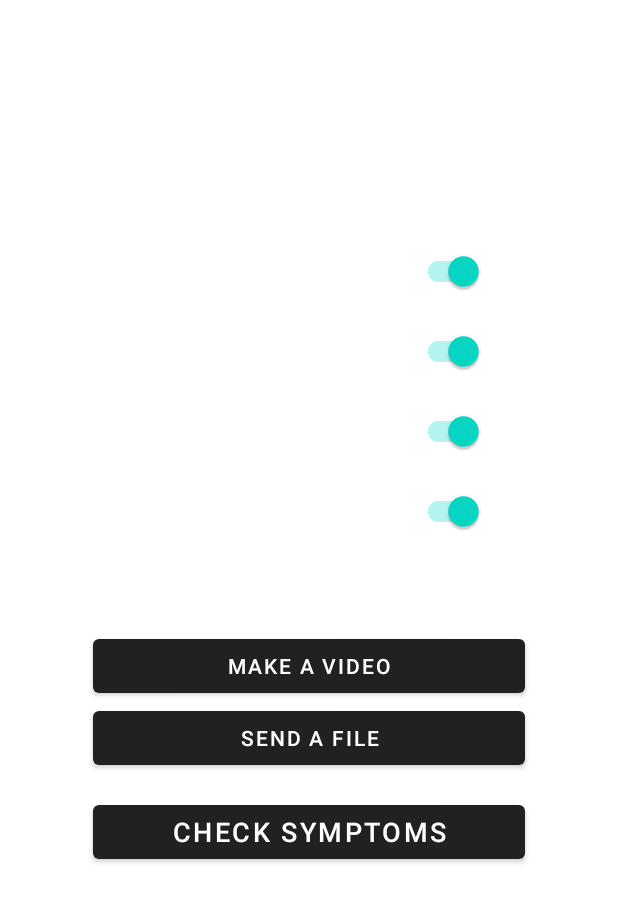
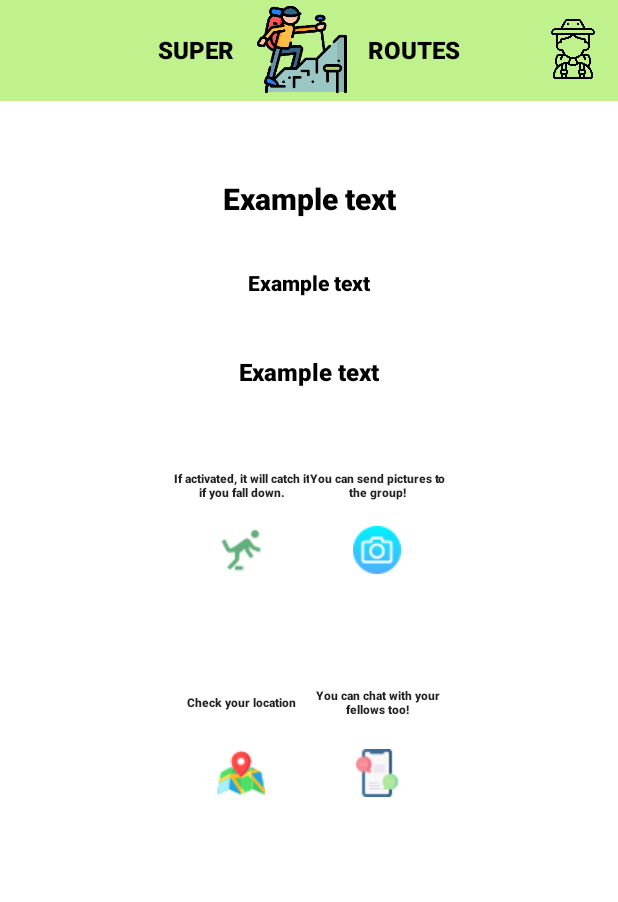
Before and after one commit to JulioEscuderoCuesta/SuperRoutes, an Android app: the layout activity_menu_senderist_in_route.xml on its own in the app's theme, with its tools: preview values and no code run, on a phone screen of 412 x 824 dp. Shown: the top 902 px of the screen. Run offline under Robolectric (Android 15) with nearby library versions, the phone set to English and light mode, and no system bars.

Commit message:
Primer prototipo de intefaz del senderista cuando comienza la ruta. Si pulsa el icono de maps se abre maps. También se incluye el acelerómetro (falta desactivarlo y cambiar el icono)

```diff
--- a/app/src/main/java/com/example/superroutes/model/RouteProposal.java
+++ b/app/src/main/java/com/example/superroutes/model/RouteProposal.java
@@ -2,6 +2,7 @@ package com.example.superroutes.model;
 
 import com.google.firebase.database.Exclude;
 
+import java.io.Serializable;
 import java.time.LocalDate;
 import java.time.format.DateTimeFormatter;
 import java.util.ArrayList;
@@ -9,7 +10,7 @@ import java.util.HashMap;
 import java.util.Map;
 import java.util.Objects;
 
-public class RouteProposal{
+public class RouteProposal implements Serializable {
 
     private String routeId;
     private LocalDate whichDay;
--- a/app/src/main/res/layout/activity_menu_senderist_in_route.xml
+++ b/app/src/main/res/layout/activity_menu_senderist_in_route.xml
@@ -4,81 +4,164 @@
     xmlns:tools="http://schemas.android.com/tools"
     android:layout_width="match_parent"
     android:layout_height="match_parent"
-    tools:context=".Menu">
+    tools:context=".RouteStarted">
+
+    <include
+        android:id="@+id/toolbar"
+        layout="@layout/toolbar" />
 
     <TextView
-        android:id="@+id/route_title"
+        android:id="@+id/route_title_in_menu_senerist_in_route"
+        style="@style/textViewMediumTextStyle"
         android:layout_width="wrap_content"
         android:layout_height="wrap_content"
-        android:textSize="32sp"
+        android:text="Example text"
         android:textColor="@color/black"
-        app:layout_constraintBottom_toTopOf="@+id/guideline_first_vertical"
-        app:layout_constraintEnd_toStartOf="@+id/guideline_margin_right"
-        app:layout_constraintStart_toStartOf="@+id/guideline_margin_left"
-        app:layout_constraintTop_toTopOf="parent" />
+        app:layout_constraintBottom_toTopOf="@+id/guideline_first_horizontal"
+        app:layout_constraintEnd_toEndOf="parent"
+        app:layout_constraintStart_toStartOf="parent"
+        app:layout_constraintTop_toTopOf="@+id/guideline_header_horizontal" />
 
-    <ListView
-        android:id="@+id/items_list"
-        android:layout_width="0dp"
-        android:layout_height="0dp"
-        app:layout_constraintBottom_toTopOf="@+id/guideline_second_vertical"
-        app:layout_constraintEnd_toEndOf="@+id/options_list_margin_right"
-        app:layout_constraintStart_toStartOf="@+id/guideline_margin_left"
-        app:layout_constraintTop_toTopOf="@+id/guideline_first_vertical" />
+    <TextView
+        android:id="@+id/date_of_route_in_menu_senerist_in_route"
+        style="@style/textViewApplication14dpStyle"
+        android:layout_width="wrap_content"
+        android:layout_height="wrap_content"
+        android:text="Example text"
+        android:textColor="@color/black"
+        app:layout_constraintBottom_toTopOf="@+id/guideline_first_horizontal"
+        app:layout_constraintEnd_toEndOf="parent"
+        app:layout_constraintStart_toStartOf="parent" />
 
-    <Button
-        android:id="@+id/make_video"
+    <TextView
+        android:id="@+id/time_spent_in_menu_senerist_in_route"
+        style="@style/textViewApplicationTitleStyle"
+        android:layout_width="wrap_content"
+        android:layout_height="wrap_content"
+        android:text="Example text"
+        app:layout_constraintBottom_toTopOf="@+id/guideline_second_horizontal"
+        app:layout_constraintEnd_toEndOf="parent"
+        app:layout_constraintStart_toStartOf="parent"
+        app:layout_constraintTop_toTopOf="@+id/guideline_first_horizontal" />
+
+    <TextView
+        android:id="@+id/chat_icon_explained_in_menu_senerist_in_route"
+        style="@style/textViewTinyTextStyle"
         android:layout_width="0dp"
         android:layout_height="wrap_content"
-        android:layout_marginTop="8dp"
-        android:onClick="notImplementedYet"
-        android:text="@string/make_video"
-        android:textColor="@color/white"
+        android:gravity="center"
+        android:text="@string/chat_icon_explained_in_menu_senerist_in_route"
+        app:layout_constraintBottom_toTopOf="@+id/chat_icon_in_menu_senderist_in_route2"
         app:layout_constraintEnd_toStartOf="@+id/guideline_margin_right"
-        app:layout_constraintHorizontal_bias="0.449"
-        app:layout_constraintStart_toStartOf="@+id/guideline_margin_left"
-        app:layout_constraintTop_toTopOf="@+id/guideline_second_vertical" />
+        app:layout_constraintStart_toStartOf="@+id/guideline_middle_vertical"
+        app:layout_constraintTop_toTopOf="@+id/guideline_third_horizontal" />
 
-    <Button
-        android:id="@+id/send_file"
+    <ImageView
+        android:id="@+id/chat_icon_in_menu_senderist_in_route2"
+        android:layout_width="wrap_content"
+        android:layout_height="wrap_content"
+        android:src="@drawable/chat32x32"
+        app:layout_constraintBottom_toTopOf="@+id/guideline_fourth_horizontal"
+        app:layout_constraintEnd_toStartOf="@+id/guideline_margin_right"
+        app:layout_constraintStart_toStartOf="@+id/guideline_middle_vertical"
+        app:layout_constraintTop_toTopOf="@+id/guideline_third_horizontal" />
+
+    <TextView
+        android:id="@+id/gps_icon_explained_in_menu_senerist_in_route"
+        style="@style/textViewTinyTextStyle"
         android:layout_width="0dp"
         android:layout_height="wrap_content"
-        android:onClick="notImplementedYet"
-        android:text="@string/send_file"
-        android:textColor="@color/white"
-        app:layout_constraintEnd_toStartOf="@+id/guideline_margin_right"
+        android:gravity="center"
+        android:text="@string/gps_icon_explained_in_menu_senerist_in_route"
+        app:layout_constraintBottom_toTopOf="@+id/gps_icon_in_menu_senderist_in_route"
+        app:layout_constraintEnd_toStartOf="@+id/guideline_middle_vertical"
         app:layout_constraintStart_toStartOf="@+id/guideline_margin_left"
-        app:layout_constraintTop_toBottomOf="@+id/make_video" />
+        app:layout_constraintTop_toTopOf="@+id/guideline_third_horizontal" />
 
-    <Button
-        android:id="@+id/check_symptoms"
+    <ImageView
+        android:id="@+id/gps_icon_in_menu_senderist_in_route"
+        android:layout_width="wrap_content"
+        android:layout_height="wrap_content"
+        android:src="@drawable/map32x32"
+        app:layout_constraintBottom_toTopOf="@+id/guideline_fourth_horizontal"
+        app:layout_constraintEnd_toStartOf="@+id/guideline_middle_vertical"
+        app:layout_constraintStart_toStartOf="@+id/guideline_margin_left"
+        app:layout_constraintTop_toTopOf="@+id/guideline_third_horizontal" />
+
+    <TextView
+        android:id="@+id/accelerometer_icon_explained_in_menu_senerist_in_route"
+        style="@style/textViewTinyTextStyle"
         android:layout_width="0dp"
         android:layout_height="wrap_content"
-        android:onClick="notImplementedYet"
-        android:text="@string/check_symptoms"
-        android:textColor="@color/white"
-        android:textSize="18sp"
-        app:layout_constraintBottom_toTopOf="@+id/guideline_fourth_vertical"
+        android:gravity="center"
+        android:text="@string/accelerometer_icon_explained_in_menu_senerist_in_route"
+        app:layout_constraintBottom_toTopOf="@+id/accelerometer_icon_in_menu_senderist_in_route"
+        app:layout_constraintEnd_toStartOf="@+id/guideline_middle_vertical"
+        app:layout_constraintStart_toStartOf="@+id/guideline_margin_left"
+        app:layout_constraintTop_toTopOf="@+id/guideline_second_horizontal" />
+
+    <ImageView
+        android:id="@+id/accelerometer_icon_in_menu_senderist_in_route"
+        android:layout_width="wrap_content"
+        android:layout_height="wrap_content"
+        android:src="@drawable/fall32x32"
+        app:layout_constraintBottom_toTopOf="@+id/guideline_third_horizontal"
+        app:layout_constraintEnd_toStartOf="@+id/guideline_middle_vertical"
+        app:layout_constraintStart_toStartOf="@+id/guideline_margin_left"
+        app:layout_constraintTop_toTopOf="@+id/guideline_second_horizontal" />
+
+    <TextView
+        android:id="@+id/camera_icon_explained_in_menu_senerist_in_route"
+        style="@style/textViewTinyTextStyle"
+        android:layout_width="0dp"
+        android:layout_height="wrap_content"
+        android:gravity="center"
+        android:text="@string/camera_icon_explained_in_menu_senerist_in_route"
+        app:layout_constraintBottom_toTopOf="@+id/camera_icon_in_menu_senderist_in_route"
         app:layout_constraintEnd_toStartOf="@+id/guideline_margin_right"
-        app:layout_constraintStart_toStartOf="@+id/guideline_margin_left"
-        app:layout_constraintTop_toBottomOf="@+id/send_file" />
+        app:layout_constraintStart_toStartOf="@+id/guideline_middle_vertical"
+        app:layout_constraintTop_toTopOf="@+id/guideline_second_horizontal" />
+
+    <ImageView
+        android:id="@+id/camera_icon_in_menu_senderist_in_route"
+        android:layout_width="wrap_content"
+        android:layout_height="wrap_content"
+        android:src="@drawable/camera"
+        app:layout_constraintBottom_toTopOf="@+id/guideline_third_horizontal"
+        app:layout_constraintEnd_toStartOf="@+id/guideline_margin_right"
+        app:layout_constraintStart_toStartOf="@+id/guideline_middle_vertical"
+        app:layout_constraintTop_toTopOf="@+id/guideline_second_horizontal" />
 
     <androidx.constraintlayout.widget.Guideline
-        android:id="@+id/guideline_first_vertical"
+        android:id="@+id/guideline_header_horizontal"
         android:layout_width="wrap_content"
         android:layout_height="wrap_content"
         android:orientation="horizontal"
-        app:layout_constraintGuide_percent="0.19" />
+        app:layout_constraintGuide_percent="0.08" />
 
     <androidx.constraintlayout.widget.Guideline
-        android:id="@+id/guideline_second_vertical"
+        android:id="@+id/guideline_first_horizontal"
         android:layout_width="wrap_content"
         android:layout_height="wrap_content"
         android:orientation="horizontal"
-        app:layout_constraintGuide_percent="0.5" />
+        app:layout_constraintGuide_percent="0.24" />
 
     <androidx.constraintlayout.widget.Guideline
-        android:id="@+id/guideline_fourth_vertical"
+        android:id="@+id/guideline_second_horizontal"
+        android:layout_width="wrap_content"
+        android:layout_height="wrap_content"
+        android:orientation="horizontal"
+        app:layout_constraintGuide_percent="0.36" />
+
+    <androidx.constraintlayout.widget.Guideline
+        android:id="@+id/guideline_third_horizontal"
+        android:layout_width="wrap_content"
+        android:layout_height="wrap_content"
+        android:orientation="horizontal"
+        app:layout_constraintGuide_percent="0.53" />
+
+    <androidx.constraintlayout.widget.Guideline
+        android:id="@+id/guideline_fourth_horizontal"
         android:layout_width="wrap_content"
         android:layout_height="wrap_content"
         android:orientation="horizontal"
@@ -89,59 +172,22 @@
         android:layout_width="wrap_content"
         android:layout_height="wrap_content"
         android:orientation="vertical"
-        app:layout_constraintGuide_percent="0.15" />
+        app:layout_constraintGuide_percent="0.28" />
 
     <androidx.constraintlayout.widget.Guideline
-        android:id="@+id/options_list_margin_right"
+        android:id="@+id/guideline_middle_vertical"
         android:layout_width="wrap_content"
         android:layout_height="wrap_content"
         android:orientation="vertical"
-        app:layout_constraintGuide_percent="0.60"/>
+        app:layout_constraintGuide_percent="0.5" />
 
     <androidx.constraintlayout.widget.Guideline
         android:id="@+id/guideline_margin_right"
         android:layout_width="wrap_content"
         android:layout_height="wrap_content"
         android:orientation="vertical"
-        app:layout_constraintGuide_percent="0.85" />
+        app:layout_constraintGuide_percent="0.72" />
 
-    <androidx.appcompat.widget.SwitchCompat
-        android:id="@+id/accelerometer_switch"
-        android:layout_width="wrap_content"
-        android:layout_height="wrap_content"
-        android:checked="true"
-        app:layout_constraintEnd_toStartOf="@+id/guideline_margin_right"
-        app:layout_constraintStart_toStartOf="@+id/options_list_margin_right"
-        app:layout_constraintTop_toTopOf="@+id/guideline_first_vertical" />
 
-    <androidx.appcompat.widget.SwitchCompat
-        android:id="@+id/gyroscope_switch"
-        android:layout_width="wrap_content"
-        android:layout_height="wrap_content"
-        android:layout_marginTop="5dp"
-        android:checked="true"
-        app:layout_constraintEnd_toStartOf="@+id/guideline_margin_right"
-        app:layout_constraintStart_toStartOf="@+id/options_list_margin_right"
-        app:layout_constraintTop_toBottomOf="@+id/accelerometer_switch" />
-
-    <androidx.appcompat.widget.SwitchCompat
-        android:id="@+id/step_counter_switch"
-        android:layout_width="wrap_content"
-        android:layout_height="wrap_content"
-        android:layout_marginTop="5dp"
-        android:checked="true"
-        app:layout_constraintEnd_toStartOf="@+id/guideline_margin_right"
-        app:layout_constraintStart_toStartOf="@+id/options_list_margin_right"
-        app:layout_constraintTop_toBottomOf="@+id/gyroscope_switch" />
-
-    <androidx.appcompat.widget.SwitchCompat
-        android:id="@+id/position_switch"
-        android:layout_width="wrap_content"
-        android:layout_height="wrap_content"
-        android:layout_marginTop="5dp"
-        android:checked="true"
-        app:layout_constraintEnd_toStartOf="@+id/guideline_margin_right"
-        app:layout_constraintStart_toStartOf="@+id/options_list_margin_right"
-        app:layout_constraintTop_toBottomOf="@+id/step_counter_switch" />
 
 </androidx.constraintlayout.widget.ConstraintLayout>
--- a/app/src/main/res/layout/participants_in_route_guide_adapter.xml
+++ b/app/src/main/res/layout/participants_in_route_guide_adapter.xml
@@ -55,7 +55,7 @@
                 android:layout_width="wrap_content"
                 android:layout_height="wrap_content"
                 android:layout_marginStart="12dp"
-                tools:srcCompat="@drawable/location_icon" />
+                tools:srcCompat="@drawable/map24x24" />
 
             <ImageView
                 android:id="@+id/icon_senderist_state_route_guide"
--- a/app/src/main/res/values/strings.xml
+++ b/app/src/main/res/values/strings.xml
@@ -98,5 +98,12 @@
     <string name="join_route_button">Join</string>
     <string name="close_route_button">Close</string>
 
+    Strings in menu senderist in route
+    <string name="accelerometer_icon_explained_in_menu_senerist_in_route">If activated, it will catch it if you fall down.</string>
+    <string name="chat_icon_explained_in_menu_senerist_in_route">You can chat with your fellows too!</string>
+    <string name="gps_icon_explained_in_menu_senerist_in_route">Check your location</string>
+    <string name="camera_icon_explained_in_menu_senerist_in_route">You can send pictures to the group!</string>
+
+
 
 </resources>
```
Also changed, not shown: app/src/main/AndroidManifest.xml (+10 -7 lines), app/src/main/java/com/example/superroutes/Accelerometer.java (added, +63 -0 lines), app/src/main/java/com/example/superroutes/Acelerometer.java (deleted, +0 -50 lines), app/src/main/java/com/example/superroutes/MainMenuSenderist.java (+3 -8 lines), app/src/main/java/com/example/superroutes/RouteStarted.java (+69 -11 lines), app/src/main/res/drawable/camera.png (added), app/src/main/res/drawable/chat32x32.png (added), app/src/main/res/drawable/fall24x24.png (added), app/src/main/res/drawable/fall32x32.png (added), app/src/main/res/drawable/location_icon.png (deleted), app/src/main/res/drawable/map24x24.png (added), app/src/main/res/drawable/map32x32.png (added), 2 other files.
